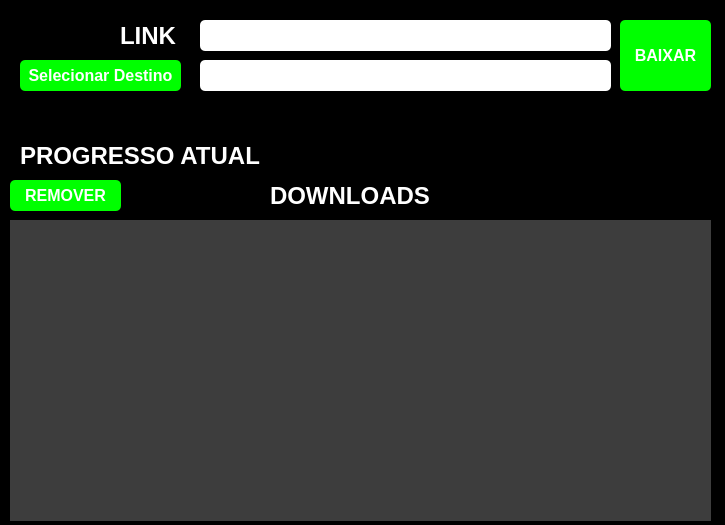
First picture: the form in view/telaSistema.ui, repository WalterSilva5/wsi-file-downloader-py, before the edit.
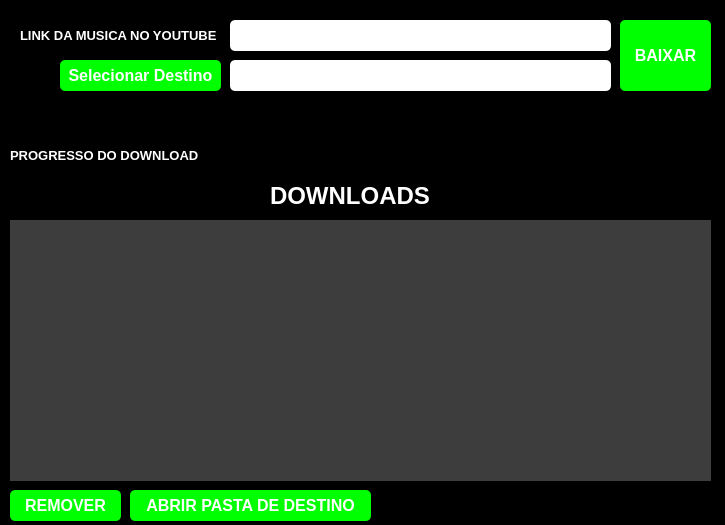
Second picture: the form after the edit.

Diff of the .ui file:
```diff
--- a/view/telaSistema.ui
+++ b/view/telaSistema.ui
@@ -26,15 +26,15 @@
    <widget class="QLabel" name="labelLink">
     <property name="geometry">
      <rect>
-      <x>120</x>
+      <x>20</x>
       <y>20</y>
-      <width>61</width>
+      <width>321</width>
       <height>31</height>
      </rect>
     </property>
     <property name="font">
      <font>
-      <pointsize>18</pointsize>
+      <pointsize>10</pointsize>
       <weight>75</weight>
       <bold>true</bold>
      </font>
@@ -44,15 +44,15 @@
 </string>
     </property>
     <property name="text">
-     <string>LINK</string>
+     <string>LINK DA MUSICA NO YOUTUBE</string>
     </property>
    </widget>
    <widget class="QLineEdit" name="entradaLinkDeDownload">
     <property name="geometry">
      <rect>
-      <x>200</x>
+      <x>230</x>
       <y>20</y>
-      <width>411</width>
+      <width>381</width>
       <height>31</height>
      </rect>
     </property>
@@ -87,12 +87,12 @@
      <string>BAIXAR</string>
     </property>
    </widget>
-   <widget class="QPushButton" name="buttonRemover">
+   <widget class="QPushButton" name="buttonAbrirPastaDeDestino">
     <property name="geometry">
      <rect>
-      <x>10</x>
-      <y>180</y>
-      <width>111</width>
+      <x>130</x>
+      <y>490</y>
+      <width>241</width>
       <height>31</height>
      </rect>
     </property>
@@ -109,7 +109,7 @@
 border-radius: 5px;</string>
     </property>
     <property name="text">
-     <string>REMOVER</string>
+     <string>ABRIR PASTA DE DESTINO</string>
     </property>
    </widget>
    <widget class="QFrame" name="frameListagemDeDownloads">
@@ -118,7 +118,7 @@
       <x>10</x>
       <y>220</y>
       <width>701</width>
-      <height>301</height>
+      <height>261</height>
      </rect>
     </property>
     <property name="styleSheet">
@@ -136,7 +136,7 @@
        <x>0</x>
        <y>0</y>
        <width>701</width>
-       <height>331</height>
+       <height>261</height>
       </rect>
      </property>
      <layout class="QVBoxLayout" name="ListarDownloads"/>
@@ -169,9 +169,9 @@
    <widget class="QProgressBar" name="progresso">
     <property name="geometry">
      <rect>
-      <x>270</x>
+      <x>210</x>
       <y>140</y>
-      <width>471</width>
+      <width>531</width>
       <height>31</height>
      </rect>
     </property>
@@ -179,34 +179,10 @@
      <number>0</number>
     </property>
    </widget>
-   <widget class="QLabel" name="labelLink_3">
-    <property name="geometry">
-     <rect>
-      <x>20</x>
-      <y>140</y>
-      <width>241</width>
-      <height>31</height>
-     </rect>
-    </property>
-    <property name="font">
-     <font>
-      <pointsize>18</pointsize>
-      <weight>75</weight>
-      <bold>true</bold>
-     </font>
-    </property>
-    <property name="styleSheet">
-     <string notr="true">color: rgb(255, 255, 255);
-</string>
-    </property>
-    <property name="text">
-     <string>PROGRESSO ATUAL</string>
-    </property>
-   </widget>
    <widget class="QPushButton" name="buttonSalvarEm">
     <property name="geometry">
      <rect>
-      <x>20</x>
+      <x>60</x>
       <y>60</y>
       <width>161</width>
       <height>31</height>
@@ -231,9 +207,9 @@
    <widget class="QLineEdit" name="entradaDestino">
     <property name="geometry">
      <rect>
-      <x>200</x>
+      <x>230</x>
       <y>60</y>
-      <width>411</width>
+      <width>381</width>
       <height>31</height>
      </rect>
     </property>
@@ -266,6 +242,67 @@
      <string/>
     </property>
    </widget>
+   <widget class="QPushButton" name="buttonRemover">
+    <property name="geometry">
+     <rect>
+      <x>10</x>
+      <y>490</y>
+      <width>111</width>
+      <height>31</height>
+     </rect>
+    </property>
+    <property name="font">
+     <font>
+      <pointsize>12</pointsize>
+      <weight>75</weight>
+      <bold>true</bold>
+     </font>
+    </property>
+    <property name="styleSheet">
+     <string notr="true">background-color: rgb(0, 255, 0);
+color: white;
+border-radius: 5px;</string>
+    </property>
+    <property name="text">
+     <string>REMOVER</string>
+    </property>
+   </widget>
+   <widget class="QLabel" name="labelLink_4">
+    <property name="geometry">
+     <rect>
+      <x>10</x>
+      <y>140</y>
+      <width>221</width>
+      <height>31</height>
+     </rect>
+    </property>
+    <property name="font">
+     <font>
+      <pointsize>10</pointsize>
+      <weight>75</weight>
+      <bold>true</bold>
+     </font>
+    </property>
+    <property name="styleSheet">
+     <string notr="true">color: rgb(255, 255, 255);
+</string>
+    </property>
+    <property name="text">
+     <string>PROGRESSO DO DOWNLOAD</string>
+    </property>
+   </widget>
+   <zorder>labelLink</zorder>
+   <zorder>entradaLinkDeDownload</zorder>
+   <zorder>buttonBaixar</zorder>
+   <zorder>buttonAbrirPastaDeDestino</zorder>
+   <zorder>frameListagemDeDownloads</zorder>
+   <zorder>labelLink_2</zorder>
+   <zorder>buttonSalvarEm</zorder>
+   <zorder>entradaDestino</zorder>
+   <zorder>labelErro</zorder>
+   <zorder>buttonRemover</zorder>
+   <zorder>labelLink_4</zorder>
+   <zorder>progresso</zorder>
   </widget>
  </widget>
  <resources/>
```
